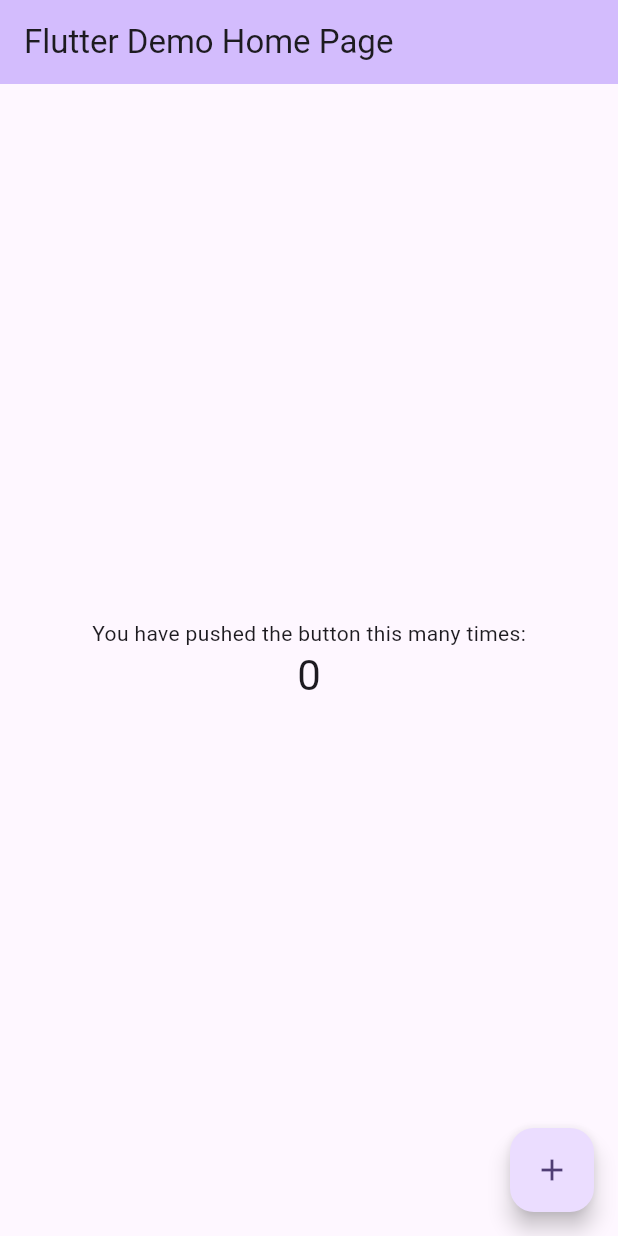
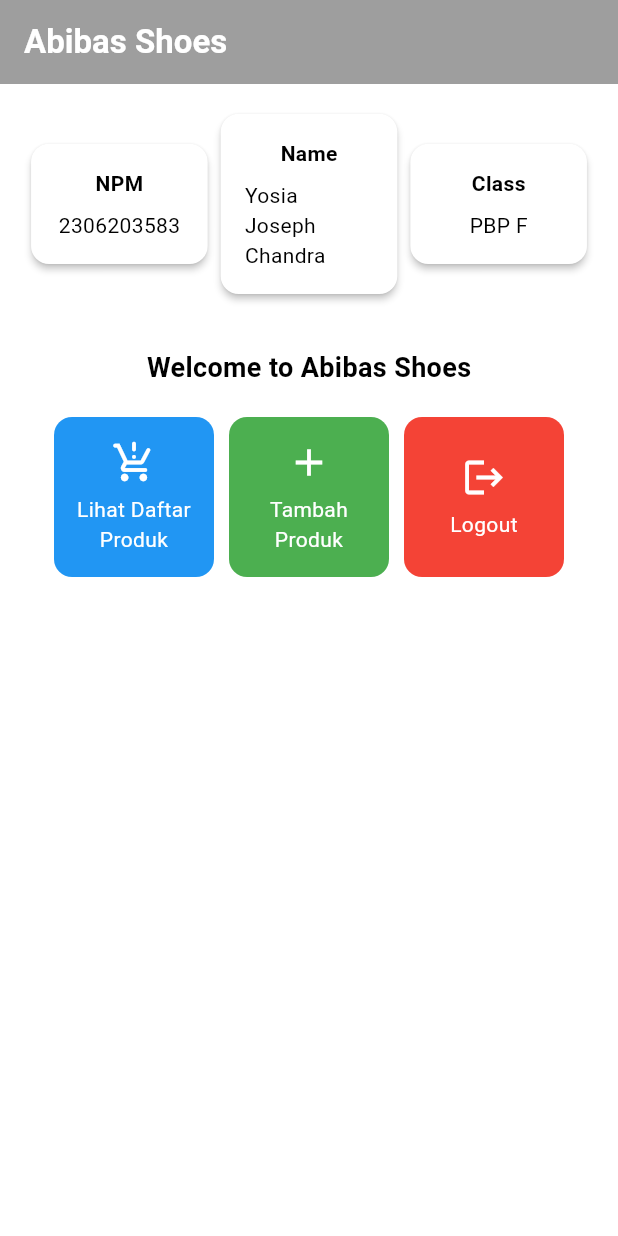
Before and after one commit to mikewallker/abibas-shoes-mobile, a Flutter app: the screen it shows after launch, on a phone screen of 412 x 824 dp. Run offline on Flutter 3.47's test engine with Material 3 defaults, Android fonts, the phone set to English and light mode, and no system bars.

Commit message:
finish tugas individu 7

```diff
--- a/lib/main.dart
+++ b/lib/main.dart
@@ -1,4 +1,5 @@
 import 'package:flutter/material.dart';
+import 'package:abibas_shoes/menu.dart';
 
 void main() {
   runApp(const MyApp());
@@ -28,98 +29,12 @@
         //
         // This works for code too, not just values: Most code changes can be
         // tested with just a hot reload.
-        colorScheme: ColorScheme.fromSeed(seedColor: Colors.deepPurple),
+        colorScheme: ColorScheme.fromSwatch(
+        primarySwatch: Colors.grey,
+        ).copyWith(secondary: const Color.fromARGB(255, 92, 91, 88)),
         useMaterial3: true,
       ),
-      home: const MyHomePage(title: 'Flutter Demo Home Page'),
+      home: MyHomePage(),
     );
   }
 }
-
-class MyHomePage extends StatefulWidget {
-  const MyHomePage({super.key, required this.title});
-
-  // This widget is the home page of your application. It is stateful, meaning
-  // that it has a State object (defined below) that contains fields that affect
-  // how it looks.
-
-  // This class is the configuration for the state. It holds the values (in this
-  // case the title) provided by the parent (in this case the App widget) and
-  // used by the build method of the State. Fields in a Widget subclass are
-  // always marked "final".
-
-  final String title;
-
-  @override
-  State<MyHomePage> createState() => _MyHomePageState();
-}
-
-class _MyHomePageState extends State<MyHomePage> {
-  int _counter = 0;
-
-  void _incrementCounter() {
-    setState(() {
-      // This call to setState tells the Flutter framework that something has
-      // changed in this State, which causes it to rerun the build method below
-      // so that the display can reflect the updated values. If we changed
-      // _counter without calling setState(), then the build method would not be
-      // called again, and so nothing would appear to happen.
-      _counter++;
-    });
-  }
-
-  @override
-  Widget build(BuildContext context) {
-    // This method is rerun every time setState is called, for instance as done
-    // by the _incrementCounter method above.
-    //
-    // The Flutter framework has been optimized to make rerunning build methods
-    // fast, so that you can just rebuild anything that needs updating rather
-    // than having to individually change instances of widgets.
-    return Scaffold(
-      appBar: AppBar(
-        // TRY THIS: Try changing the color here to a specific color (to
-        // Colors.amber, perhaps?) and trigger a hot reload to see the AppBar
-        // change color while the other colors stay the same.
-        backgroundColor: Theme.of(context).colorScheme.inversePrimary,
-        // Here we take the value from the MyHomePage object that was created by
-        // the App.build method, and use it to set our appbar title.
-        title: Text(widget.title),
-      ),
-      body: Center(
-        // Center is a layout widget. It takes a single child and positions it
-        // in the middle of the parent.
-        child: Column(
-          // Column is also a layout widget. It takes a list of children and
-          // arranges them vertically. By default, it sizes itself to fit its
-          // children horizontally, and tries to be as tall as its parent.
-          //
-          // Column has various properties to control how it sizes itself and
-          // how it positions its children. Here we use mainAxisAlignment to
-          // center the children vertically; the main axis here is the vertical
-          // axis because Columns are vertical (the cross axis would be
-          // horizontal).
-          //
-          // TRY THIS: Invoke "debug painting" (choose the "Toggle Debug Paint"
-          // action in the IDE, or press "p" in the console), to see the
-          // wireframe for each widget.
-          mainAxisAlignment: MainAxisAlignment.center,
-          children: <Widget>[
-            const Text(
-              'You have pushed the button this many times:',
-            ),
-            Text(
-              '$_counter',
-              style: Theme.of(context).textTheme.headlineMedium,
-            ),
-          ],
-        ),
-      ),
-      floatingActionButton: FloatingActionButton(
-        onPressed: _incrementCounter,
-        tooltip: 'Increment',
-        child: const Icon(Icons.add),
-      ), // This trailing comma makes auto-formatting nicer for build methods.
-    );
-  }
-}
--- /dev/null
+++ b/lib/menu.dart
@@ -0,0 +1,188 @@
+import 'package:flutter/material.dart';
+
+class MyHomePage extends StatelessWidget {
+    final String npm = '2306203583'; // NPM
+    final String name = 'Yosia Joseph Chandra'; // Nama
+    final String className = 'PBP F'; // Kelas
+    MyHomePage({super.key});
+
+    final List<ItemHomepage> items = [
+      ItemHomepage("Lihat Daftar Produk", Icons.production_quantity_limits_rounded, Colors.blue),
+      ItemHomepage("Tambah Produk", Icons.add, Colors.green),
+      ItemHomepage("Logout", Icons.logout, Colors.red),
+    ];
+
+    @override
+    Widget build(BuildContext context) {
+    // Scaffold menyediakan struktur dasar halaman dengan AppBar dan body.
+    return Scaffold(
+      // AppBar adalah bagian atas halaman yang menampilkan judul.
+      appBar: AppBar(
+        // Judul aplikasi "Mental Health Tracker" dengan teks putih dan tebal.
+        title: const Text(
+          'Abibas Shoes',
+          style: TextStyle(
+            color: Colors.white,
+            fontWeight: FontWeight.bold,
+          ),
+        ),
+        // Warna latar belakang AppBar diambil dari skema warna tema aplikasi.
+        backgroundColor: Theme.of(context).colorScheme.primary,
+      ),
+      // Body halaman dengan padding di sekelilingnya.
+      body: Padding(
+        padding: const EdgeInsets.all(16.0),
+        // Menyusun widget secara vertikal dalam sebuah kolom.
+        child: Column(
+          crossAxisAlignment: CrossAxisAlignment.center,
+          children: [
+            // Row untuk menampilkan 3 InfoCard secara horizontal.
+            Row(
+              mainAxisAlignment: MainAxisAlignment.spaceEvenly,
+              children: [
+                InfoCard(title: 'NPM', content: npm),
+                InfoCard(title: 'Name', content: name),
+                InfoCard(title: 'Class', content: className),
+              ],
+            ),
+
+            // Memberikan jarak vertikal 16 unit.
+            const SizedBox(height: 16.0),
+
+            // Menempatkan widget berikutnya di tengah halaman.
+            Center(
+              child: Column(
+                // Menyusun teks dan grid item secara vertikal.
+
+                children: [
+                  // Menampilkan teks sambutan dengan gaya tebal dan ukuran 18.
+                  const Padding(
+                    padding: EdgeInsets.only(top: 16.0),
+                    child: Text(
+                      'Welcome to Abibas Shoes',
+                      style: TextStyle(
+                        fontWeight: FontWeight.bold,
+                        fontSize: 18.0,
+                      ),
+                    ),
+                  ),
+
+                  // Grid untuk menampilkan ItemCard dalam bentuk grid 3 kolom.
+                  GridView.count(
+                    primary: true,
+                    padding: const EdgeInsets.all(20),
+                    crossAxisSpacing: 10,
+                    mainAxisSpacing: 10,
+                    crossAxisCount: 3,
+                    // Agar grid menyesuaikan tinggi kontennya.
+                    shrinkWrap: true,
+
+                    // Menampilkan ItemCard untuk setiap item dalam list items.
+                    children: items.map((ItemHomepage item) {
+                      return ItemCard(item);
+                    }).toList(),
+                  ),
+                ],
+              ),
+            ),
+          ],
+        ),
+      ),
+    );
+  }
+}
+
+class ItemHomepage {
+  final String name;
+  final IconData icon;
+  final Color color;
+
+  ItemHomepage(this.name, this.icon, this.color);
+}
+
+class ItemCard extends StatelessWidget {
+  // Menampilkan kartu dengan ikon dan nama.
+
+  final ItemHomepage item;
+
+  const ItemCard(this.item, {super.key});
+
+  @override
+  Widget build(BuildContext context) {
+    return Material(
+      // Menentukan warna latar belakang dari atribut warna masing-masing kartu.
+      color: item.color,
+      // Membuat sudut kartu melengkung.
+      borderRadius: BorderRadius.circular(12),
+
+      child: InkWell(
+        // Aksi ketika kartu ditekan.
+        onTap: () {
+          // Menampilkan pesan SnackBar saat kartu ditekan.
+          ScaffoldMessenger.of(context)
+            ..hideCurrentSnackBar()
+            ..showSnackBar(
+              SnackBar(content: Text("Kamu telah menekan tombol ${item.name}!"))
+            );
+        },
+        // Container untuk menyimpan Icon dan Text
+        child: Container(
+          padding: const EdgeInsets.all(8),
+          child: Center(
+            child: Column(
+              // Menyusun ikon dan teks di tengah kartu.
+              mainAxisAlignment: MainAxisAlignment.center,
+              children: [
+                Icon(
+                  item.icon,
+                  color: Colors.white,
+                  size: 30.0,
+                ),
+                const Padding(padding: EdgeInsets.all(3)),
+                Text(
+                  item.name,
+                  textAlign: TextAlign.center,
+                  style: const TextStyle(color: Colors.white),
+                ),
+              ],
+            ),
+          ),
+        ),
+      ),
+    );
+  }
+
+}
+
+class InfoCard extends StatelessWidget {
+  // Kartu informasi yang menampilkan title dan content.
+
+  final String title;  // Judul kartu.
+  final String content;  // Isi kartu.
+
+  const InfoCard({super.key, required this.title, required this.content});
+
+  @override
+  Widget build(BuildContext context) {
+    return Card(
+      // Membuat kotak kartu dengan bayangan dibawahnya.
+      elevation: 2.0,
+      child: Container(
+        // Mengatur ukuran dan jarak di dalam kartu.
+        width: MediaQuery.of(context).size.width / 3.5, // menyesuaikan dengan lebar device yang digunakan.
+        padding: const EdgeInsets.all(16.0),
+        // Menyusun title dan content secara vertikal.
+        child: Column(
+          children: [
+            Text(
+              title,
+              style: const TextStyle(fontWeight: FontWeight.bold),
+            ),
+            const SizedBox(height: 8.0),
+            Text(content),
+          ],
+        ),
+      ),
+    );
+  }
+}
```
Also changed, not shown: 1 other file.
